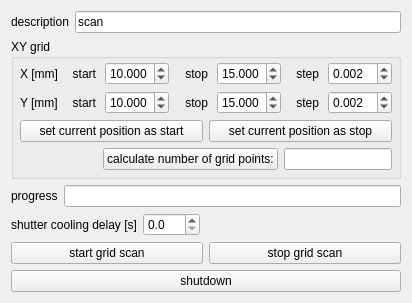
Above: experiments/transistor_laser_scan.ui from dean-nanomol/nanomol before the change. Below: the same form after it.
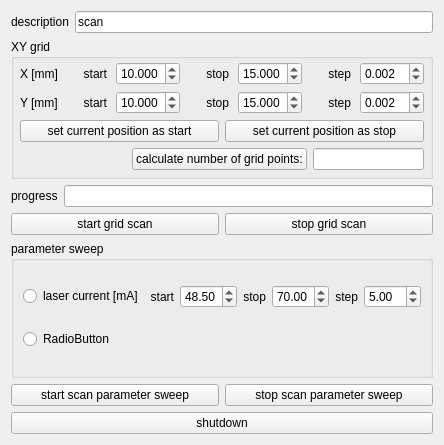
That is the form after the change.

Commit message: update transistor_laser_scan

```diff
--- a/experiments/transistor_laser_scan.ui
+++ b/experiments/transistor_laser_scan.ui
@@ -6,8 +6,8 @@
    <rect>
     <x>0</x>
     <y>0</y>
-    <width>412</width>
-    <height>300</height>
+    <width>411</width>
+    <height>445</height>
    </rect>
   </property>
   <property name="windowTitle">
@@ -363,43 +363,6 @@
      </item>
     </layout>
    </item>
-   <item>
-    <layout class="QHBoxLayout" name="horizontalLayout_12">
-     <item>
-      <widget class="QLabel" name="label_11">
-       <property name="text">
-        <string>shutter cooling delay [s]</string>
-       </property>
-      </widget>
-     </item>
-     <item>
-      <widget class="QDoubleSpinBox" name="shutter_cooling_delay_doubleSpinBox">
-       <property name="decimals">
-        <number>1</number>
-       </property>
-       <property name="maximum">
-        <double>999.000000000000000</double>
-       </property>
-       <property name="value">
-        <double>0.000000000000000</double>
-       </property>
-      </widget>
-     </item>
-     <item>
-      <spacer name="horizontalSpacer_2">
-       <property name="orientation">
-        <enum>Qt::Horizontal</enum>
-       </property>
-       <property name="sizeHint" stdset="0">
-        <size>
-         <width>40</width>
-         <height>20</height>
-        </size>
-       </property>
-      </spacer>
-     </item>
-    </layout>
-   </item>
    <item>
     <layout class="QHBoxLayout" name="horizontalLayout_8">
      <item>
@@ -418,6 +381,110 @@
      </item>
     </layout>
    </item>
+   <item>
+    <widget class="QGroupBox" name="groupBox_2">
+     <property name="title">
+      <string>parameter sweep</string>
+     </property>
+     <layout class="QGridLayout" name="gridLayout_2">
+      <item row="1" column="0">
+       <widget class="QRadioButton" name="radioButton_2">
+        <property name="text">
+         <string>RadioButton</string>
+        </property>
+       </widget>
+      </item>
+      <item row="0" column="1">
+       <layout class="QHBoxLayout" name="horizontalLayout_12">
+        <item>
+         <widget class="QLabel" name="label_11">
+          <property name="text">
+           <string>start</string>
+          </property>
+          <property name="alignment">
+           <set>Qt::AlignRight|Qt::AlignTrailing|Qt::AlignVCenter</set>
+          </property>
+         </widget>
+        </item>
+        <item>
+         <widget class="QDoubleSpinBox" name="param_sweep_laser_current_start_doubleSpinBox">
+          <property name="value">
+           <double>48.500000000000000</double>
+          </property>
+         </widget>
+        </item>
+       </layout>
+      </item>
+      <item row="0" column="0">
+       <widget class="QRadioButton" name="scan_param_sweep_laser_current_radioButton">
+        <property name="text">
+         <string>laser current [mA]</string>
+        </property>
+       </widget>
+      </item>
+      <item row="0" column="2">
+       <layout class="QHBoxLayout" name="horizontalLayout_13">
+        <item>
+         <widget class="QLabel" name="label_12">
+          <property name="text">
+           <string>stop</string>
+          </property>
+          <property name="alignment">
+           <set>Qt::AlignRight|Qt::AlignTrailing|Qt::AlignVCenter</set>
+          </property>
+         </widget>
+        </item>
+        <item>
+         <widget class="QDoubleSpinBox" name="param_sweep_laser_current_stop_doubleSpinBox">
+          <property name="value">
+           <double>70.000000000000000</double>
+          </property>
+         </widget>
+        </item>
+       </layout>
+      </item>
+      <item row="0" column="3">
+       <layout class="QHBoxLayout" name="horizontalLayout_14">
+        <item>
+         <widget class="QLabel" name="label_13">
+          <property name="text">
+           <string>step</string>
+          </property>
+          <property name="alignment">
+           <set>Qt::AlignRight|Qt::AlignTrailing|Qt::AlignVCenter</set>
+          </property>
+         </widget>
+        </item>
+        <item>
+         <widget class="QDoubleSpinBox" name="param_sweep_laser_current_step_doubleSpinBox">
+          <property name="value">
+           <double>5.000000000000000</double>
+          </property>
+         </widget>
+        </item>
+       </layout>
+      </item>
+     </layout>
+    </widget>
+   </item>
+   <item>
+    <layout class="QHBoxLayout" name="horizontalLayout_15">
+     <item>
+      <widget class="QPushButton" name="pushButton_2">
+       <property name="text">
+        <string>start scan parameter sweep</string>
+       </property>
+      </widget>
+     </item>
+     <item>
+      <widget class="QPushButton" name="pushButton_3">
+       <property name="text">
+        <string>stop scan parameter sweep</string>
+       </property>
+      </widget>
+     </item>
+    </layout>
+   </item>
    <item>
     <widget class="QPushButton" name="pushButton">
      <property name="text">
```
The commit also changes 1 other file.
